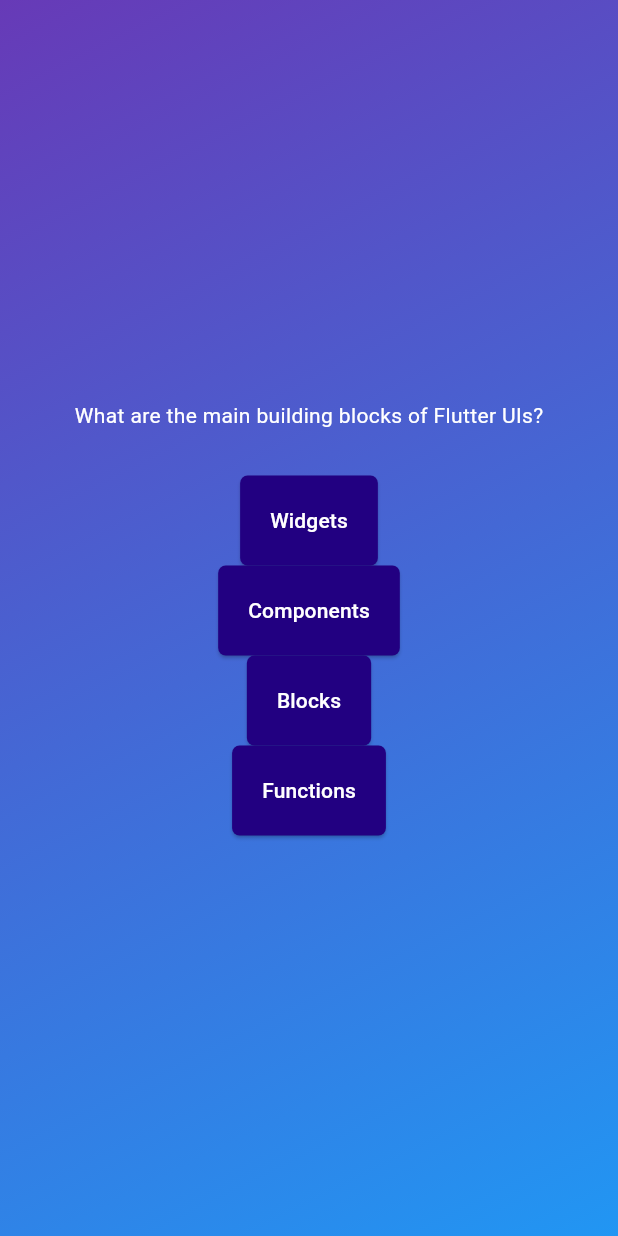
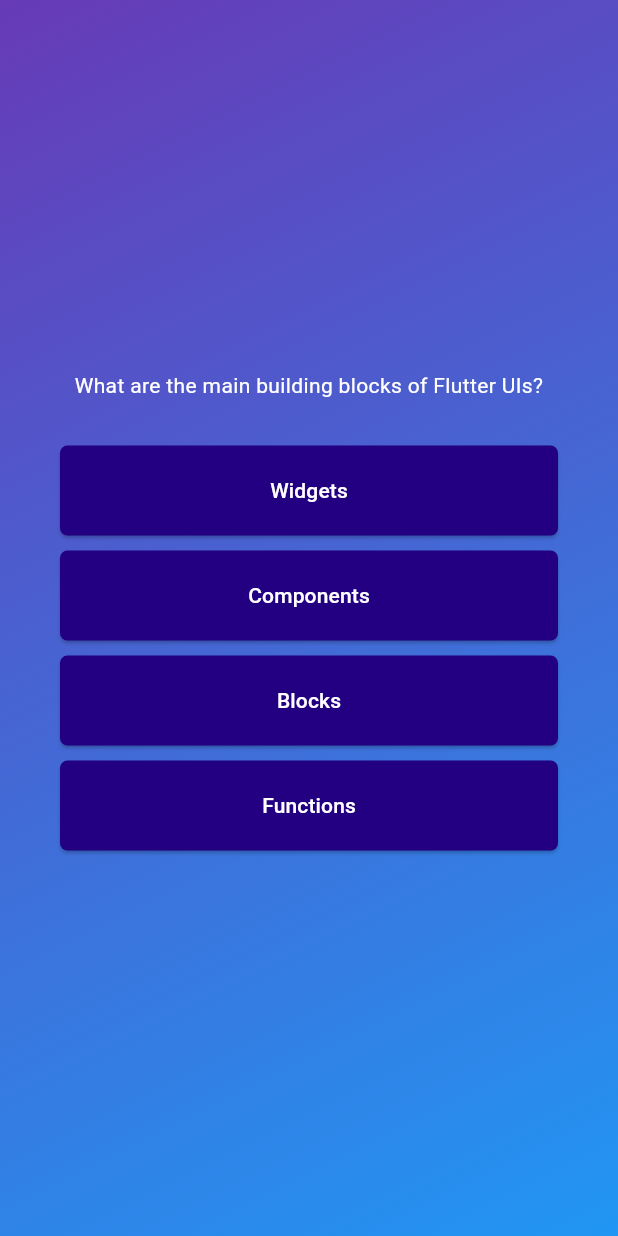
Before and after one commit to nahidmeraj765/quiz-app, a Flutter app: the screen it shows after launch, after a tap on "Start Quiz", on a phone screen of 412 x 824 dp. Run offline on Flutter 3.47's test engine with Material 3 defaults, Android fonts, the phone set to English and light mode, and no system bars.

Commit message:
allignment margin padding

```diff
--- a/lib/answer_button.dart
+++ b/lib/answer_button.dart
@@ -12,10 +12,12 @@ class AnswerButton extends StatelessWidget {
 
   @override
   Widget build(context) {
-    return ElevatedButton(
+    return Padding(
+      padding: const EdgeInsets.only(bottom: 10), // Add bottom space
+      child: ElevatedButton(
         onPressed: onTap,
         style: ElevatedButton.styleFrom(
-        padding: const EdgeInsets.symmetric(horizontal: 20,vertical: 20),
+          padding: const EdgeInsets.symmetric(horizontal: 20, vertical: 20),
           backgroundColor: const Color.fromARGB(255, 34, 0, 129),
           foregroundColor: const Color.fromARGB(255, 255, 255, 255),
           shape: RoundedRectangleBorder(
@@ -23,6 +25,7 @@ class AnswerButton extends StatelessWidget {
           ),
         ),
         child: Text(answerText),
+      ),
     );
   }
 }
--- a/lib/quiz_screen.dart
+++ b/lib/quiz_screen.dart
@@ -18,18 +18,23 @@ class _QuizScreenState extends State<QuizScreen> {
 
     return SizedBox(
       width: double.infinity,
+      child: Container(
+        margin: const EdgeInsets.all(40),
         child: Column(
           mainAxisAlignment: MainAxisAlignment.center,
+          crossAxisAlignment: CrossAxisAlignment.stretch,
           children: [
             Text(
               currentQuestion.questions,
               style: const TextStyle(color: Colors.white),
+              textAlign: TextAlign.center,
             ),
             const SizedBox(height: 30),
-          ...currentQuestion.answers.map((answer){
-            return AnswerButton(answerText: answer, onTap: (){});
+            ...currentQuestion.answers.map((answer) {
+              return AnswerButton(answerText: answer, onTap: () {});
             })
           ],
+        ),
       ),
     );
   }
```
Lines whose indentation alone changed are shown as unchanged.
